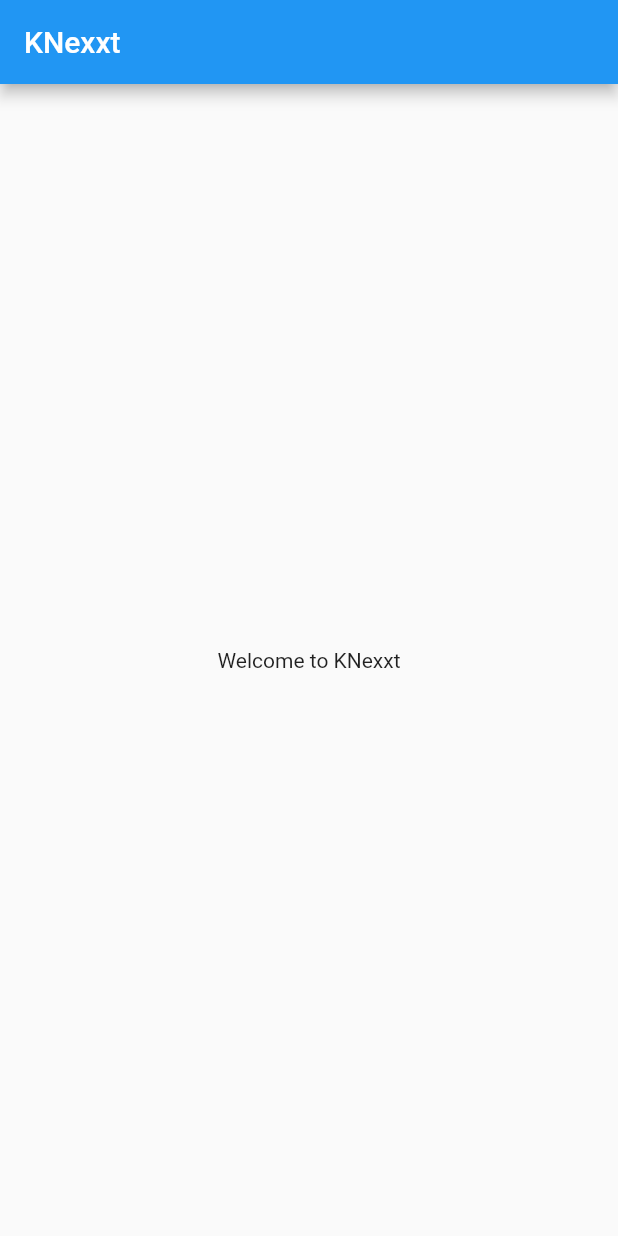
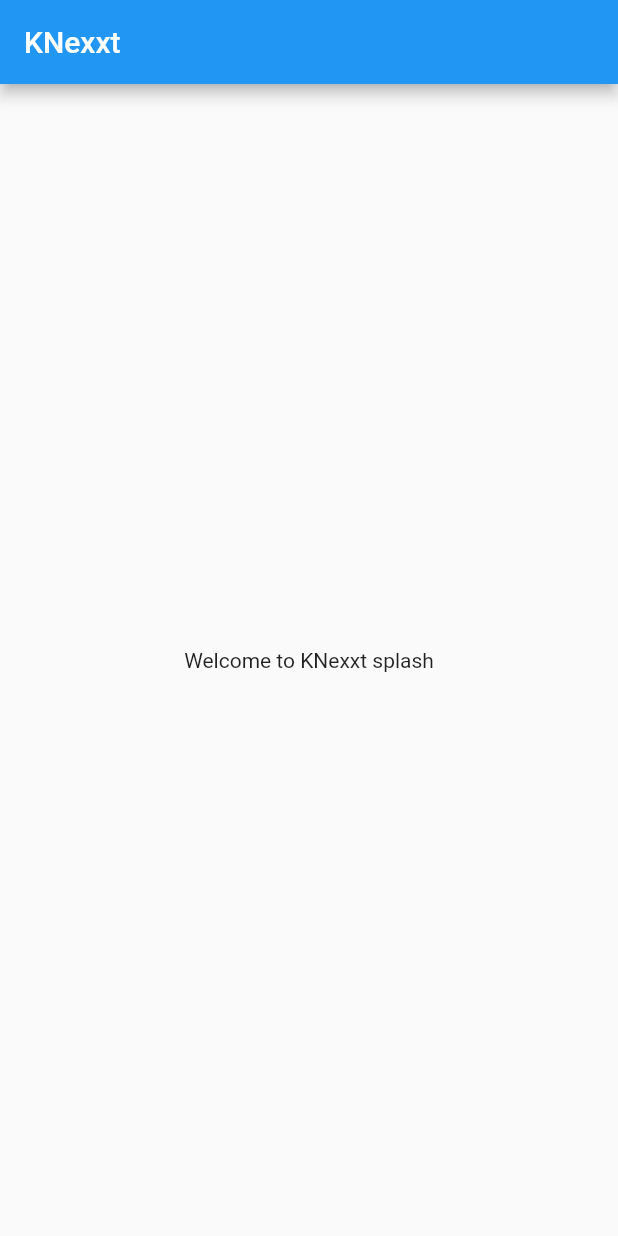
Before and after one commit to Oyinkansolight/KNexxt, a Flutter app: the screen it shows after launch, on a phone screen of 412 x 824 dp. Run offline on Flutter 3.47's test engine with Material 2 defaults, Android fonts, the phone set to English and light mode, and no system bars; statements that could not run were skipped.

Commit message:
just push 😝

```diff
--- a/lib/main.dart
+++ b/lib/main.dart
@@ -17,7 +17,7 @@ class MyApp extends StatelessWidget {
           backgroundColor: (),
         ),
         body: Center(
-          child: Text('Welcome to KNexxt'),
+          child: Text('Welcome to KNexxt splash'),
         ),
       ),
     );
```
